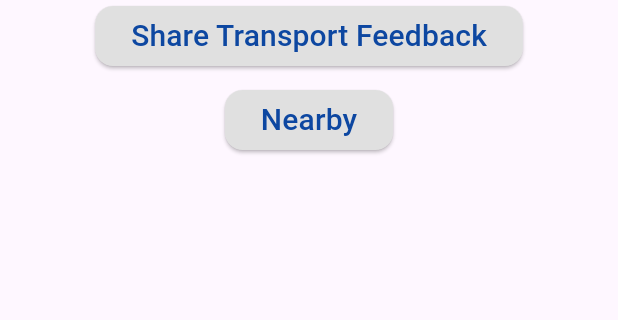
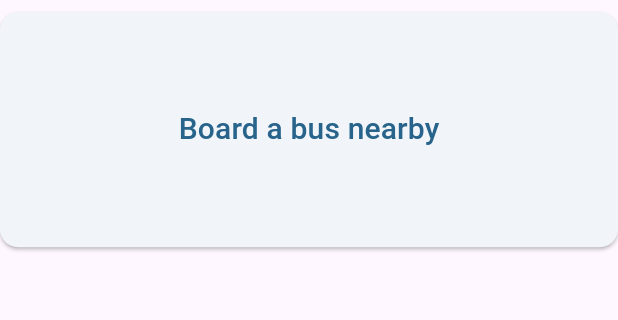
Before and after one commit to jogojapan/tratrouble, a Flutter app: the screen it shows after launch, on a phone screen of 412 x 824 dp, the part 84-404 px from its top. Run offline on Flutter 3.47's test engine with Material 3 defaults, Android fonts, the light colour scheme and no system bars; our stand-ins replace geolocator, shared_preferences.

Commit message:
Cleaner layout. Better translations.

```diff
--- a/lib/l10n/intl_de.arb
+++ b/lib/l10n/intl_de.arb
@@ -7,7 +7,7 @@
   "feedbackSubmittedContent": "Vielen Dank für Ihr Feedback!",
   "ok": "OK",
   "emailLabel": "E-Mail",
-  "nearby": "In der Nähe",
+  "departNearby": "In der Nähe einsteigen",
   "locationServicesDisabled": "Ortungsdienste sind deaktiviert.",
   "locationPermissionDenied": "Ortungsberechtigung verweigert.",
   "locationPermissionDeniedForever": "Ortungsberechtigung dauerhaft verweigert.",
--- a/lib/l10n/intl_en.arb
+++ b/lib/l10n/intl_en.arb
@@ -6,7 +6,7 @@
   "feedbackSubmittedContent": "Thank you for your feedback!",
   "ok": "OK",
   "emailLabel": "Email",
-  "nearby": "Nearby",
+  "departNearby": "Board a bus nearby",
   "locationServicesDisabled": "Location services are disabled.",
   "locationPermissionDenied": "Location permission denied.",
   "locationPermissionDeniedForever": "Location permission denied forever.",
--- a/lib/l10n/intl_fr.arb
+++ b/lib/l10n/intl_fr.arb
@@ -7,7 +7,7 @@
   "feedbackSubmittedContent": "Merci pour vos commentaires !",
   "ok": "OK",
   "emailLabel": "E-mail",
-  "nearby": "À proximité",
+  "departNearby": "Partir à proximité",
   "locationServicesDisabled": "Les services de localisation sont désactivés.",
   "locationPermissionDenied": "Permission de localisation refusée.",
   "locationPermissionDeniedForever": "Permission de localisation refusée définitivement.",
--- a/lib/l10n/intl_ja.arb
+++ b/lib/l10n/intl_ja.arb
@@ -7,7 +7,7 @@
   "feedbackSubmittedContent": "フィードバックありがとうございます！",
   "ok": "OK",
   "emailLabel": "メール",
-  "nearby": "近く",
+  "departNearby": "近くで乗車",
   "locationServicesDisabled": "位置情報サービスが無効になっています。",
   "locationPermissionDenied": "位置情報の許可が拒否されました。",
   "locationPermissionDeniedForever": "位置情報の許可が永久に拒否されました。",
--- a/lib/main.dart
+++ b/lib/main.dart
@@ -3,7 +3,6 @@ import 'package:flutter_localizations/flutter_localizations.dart';
 import 'package:provider/provider.dart';
 import 'providers/theme_provider.dart';
 import 'providers/locale_provider.dart';
-import 'screens/feedback_screen.dart';
 import 'screens/settings_screen.dart';
 import 'screens/nearby_screen.dart';
 import 'generated/l10n.dart';
@@ -68,12 +67,6 @@ class TraTroubleHome extends StatefulWidget {
 }
 
 class _TraTroubleHomeState extends State<TraTroubleHome> {
-  void _navigateToFeedback() {
-    Navigator.of(
-      context,
-    ).push(MaterialPageRoute(builder: (context) => const FeedbackScreen()));
-  }
-
   void _navigateToSettings() {
     Navigator.of(
       context,
@@ -116,41 +109,22 @@ class _TraTroubleHomeState extends State<TraTroubleHome> {
                 width: double.infinity,
                 child: Column(
                   children: [
-                    ElevatedButton(
+                    const SizedBox(height: 8),
+                    Expanded(
+                      child: SizedBox(
+                        width: double.infinity,
+                        child: ElevatedButton(
                           style: ElevatedButton.styleFrom(
                             shape: RoundedRectangleBorder(
                               borderRadius: BorderRadius.circular(12),
                             ),
-                        backgroundColor: themeProvider.isDarkMode
-                            ? Colors.blue[900]
-                            : Colors.grey[300],
-                        foregroundColor: themeProvider.isDarkMode
-                            ? Colors.grey[300]
-                            : Colors.blue[900],
                           ),
-                      onPressed: _navigateToFeedback,
+                          onPressed: _navigateToNearby,
                           child: Text(
-                        S.of(context).shareTransportFeedback,
+                            S.of(context).departNearby,
                             style: const TextStyle(fontSize: 20),
                           ),
                         ),
-                    const SizedBox(height: 8),
-                    ElevatedButton(
-                      style: ElevatedButton.styleFrom(
-                        shape: RoundedRectangleBorder(
-                          borderRadius: BorderRadius.circular(12),
-                        ),
-                        backgroundColor: themeProvider.isDarkMode
-                            ? Colors.blue[900]
-                            : Colors.grey[300],
-                        foregroundColor: themeProvider.isDarkMode
-                            ? Colors.grey[300]
-                            : Colors.blue[900],
-                      ),
-                      onPressed: _navigateToNearby,
-                      child: Text(
-                        S.of(context).nearby,
-                        style: const TextStyle(fontSize: 20),
                       ),
                     ),
                   ],
--- a/lib/screens/nearby_screen.dart
+++ b/lib/screens/nearby_screen.dart
@@ -139,7 +139,7 @@ class _NearbyScreenState extends State<NearbyScreen> {
   Widget build(BuildContext context) {
     return Scaffold(
       appBar: AppBar(
-        title: Text(S.of(context).nearby),
+        title: Text(S.of(context).departNearby),
         leading: IconButton(
           icon: const Icon(Icons.arrow_back),
           onPressed: () => Navigator.of(context).pop(),
```
Also changed, not shown: lib/generated/intl/messages_de.dart, lib/generated/intl/messages_en.dart, lib/generated/intl/messages_fr.dart, lib/generated/intl/messages_ja.dart, lib/generated/l10n.dart. Lines whose indentation alone changed are shown as unchanged.
